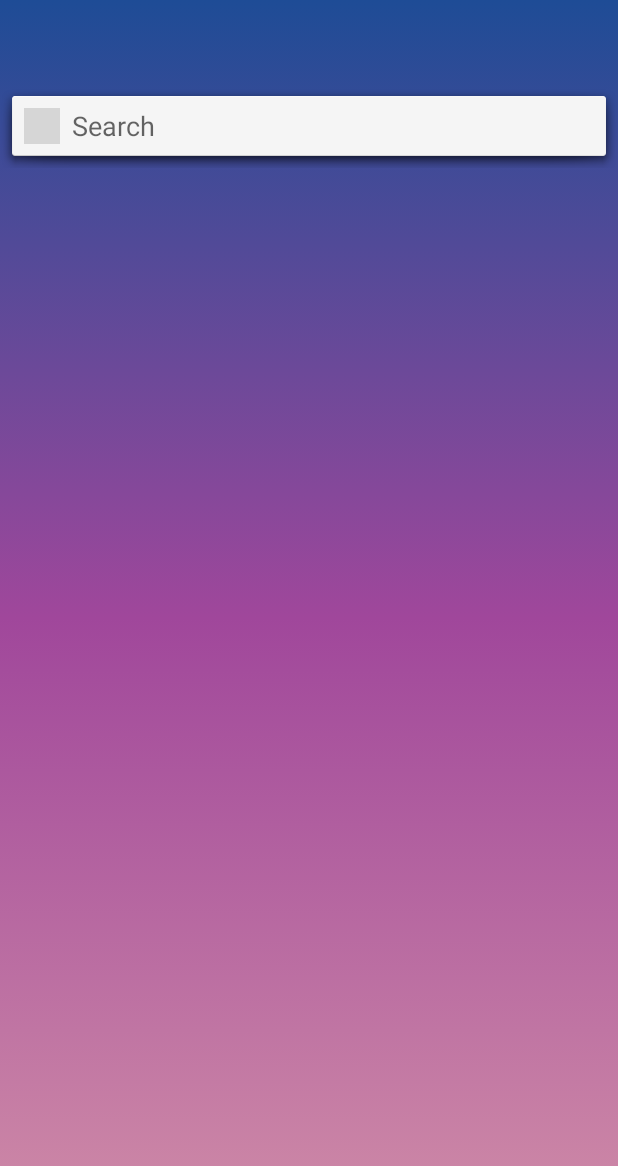
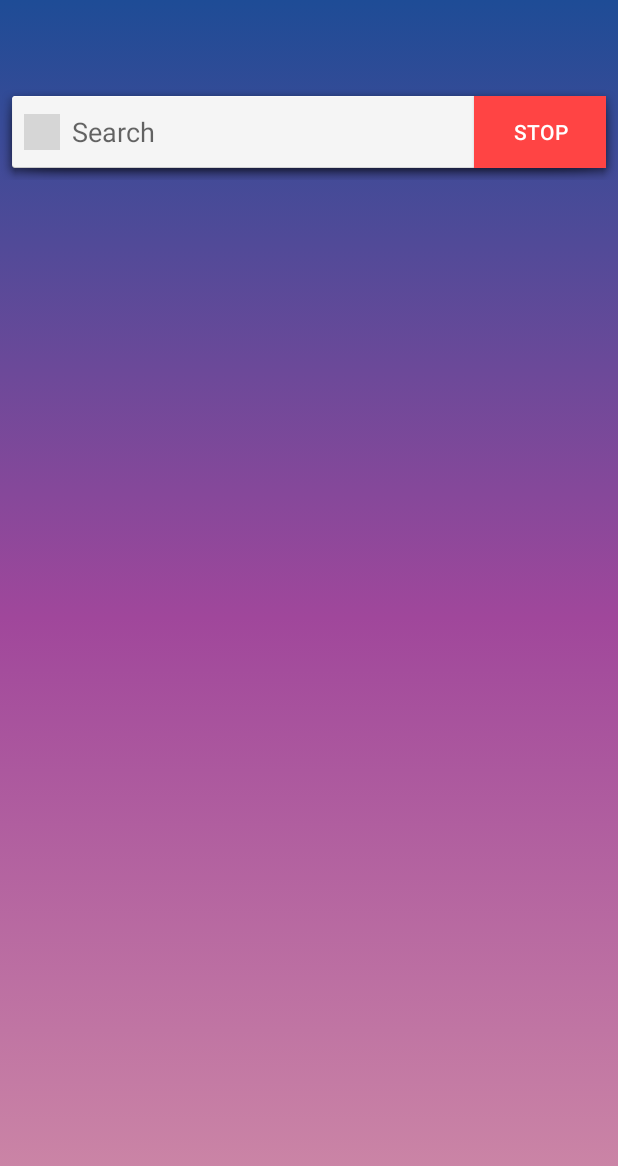
Before and after one commit to romariomkk/GGSearchApp, an Android app: the screen it shows after launch (MainActivity), on a phone screen of 412 x 824 dp. Shown: the top 1166 px of the screen. Run offline under Robolectric (Android 15) with nearby library versions, the phone set to English and light mode, and no system bars; our stand-ins replace Dagger/Hilt's generated code, data binding; libraries missing offline, so code that uses them is left out: com.facebook.stetho; pictures from the network do not load; 1 statement that could not run was skipped; grey boxes are pictures that could not be loaded.

```diff
--- a/app/src/main/java/com/romariomkk/ggsearch/util/Resource.kt
+++ b/app/src/main/java/com/romariomkk/ggsearch/util/Resource.kt
@@ -2,7 +2,7 @@ package com.romariomkk.ggsearch.util
 
 class Resource<out T> private constructor(val status: Status, val data: T?, val exception: Throwable?) {
 
-    enum class Status { LOADING, SUCCESS, ERROR }
+    enum class Status { LOADING, SUCCESS, ERROR, ABORT }
 
     companion object {
 
@@ -18,5 +18,9 @@ class Resource<out T> private constructor(val status: Status, val data: T?, val
             return Resource(Status.ERROR, data, exception)
         }
 
+        fun <T> abort(exception: Throwable? = null, data: T? = null): Resource<T> {
+            return Resource(Status.ABORT, data, exception)
+        }
+
     }
 }
--- a/app/src/main/java/com/romariomkk/ggsearch/view/base/AbsViewModel.kt
+++ b/app/src/main/java/com/romariomkk/ggsearch/view/base/AbsViewModel.kt
@@ -12,6 +12,10 @@ abstract class AbsViewModel: ViewModel() {
         disposables.add(disposable)
     }
 
+    fun remove(disposable: Disposable) {
+        disposables.remove(disposable)
+    }
+
     override fun onCleared() {
         dispose()
         super.onCleared()
--- a/app/src/main/java/com/romariomkk/ggsearch/view/main/MainActivity.kt
+++ b/app/src/main/java/com/romariomkk/ggsearch/view/main/MainActivity.kt
@@ -63,8 +63,6 @@ class MainActivity : AbsActivity<ActivityMainBinding, MainViewModel>() {
             Resource.Status.ERROR -> {
                 if (it.exception?.message == Keys.EMPTY_PREVIOUS_REQUEST) {
                     Toast.makeText(this, "No previous request done", Toast.LENGTH_SHORT).show()
-                } else {
-                    it.exception?.printStackTrace()
                 }
             }
         }
--- a/app/src/main/res/layout-w600dp/activity_main.xml
+++ b/app/src/main/res/layout-w600dp/activity_main.xml
@@ -43,6 +43,7 @@
                 android:layout_marginBottom="@dimen/dp_8"
                 android:layout_marginStart="@dimen/dp_8"
                 android:contentDescription="@null"
+                android:layout_gravity="center_vertical"
                 tools:src="@mipmap/ic_launcher"/>
 
             <androidx.appcompat.widget.AppCompatEditText
@@ -58,6 +59,16 @@
                 android:layout_margin="@dimen/dp_8"
                 android:text="@={vm.queryObservable}"
                 app:onDoneAction="@{() -> vm.searchText()}"/>
+
+            <Button
+                android:id="@+id/btnStopSearch"
+                android:layout_width="wrap_content"
+                android:layout_height="wrap_content"
+                android:background="@android:color/holo_red_light"
+                android:text="@string/stop"
+                android:textColor="@android:color/white"
+                android:visibility="@{vm.searchResultsSource}"
+                android:onClick="@{() -> vm.stopSearch()}"/>
 
         </LinearLayout>
 
--- a/app/src/main/res/layout/activity_main.xml
+++ b/app/src/main/res/layout/activity_main.xml
@@ -43,6 +43,7 @@
                 android:layout_marginBottom="@dimen/dp_8"
                 android:layout_marginStart="@dimen/dp_8"
                 android:contentDescription="@null"
+                android:layout_gravity="center_vertical"
                 tools:src="@mipmap/ic_launcher"/>
 
             <androidx.appcompat.widget.AppCompatEditText
@@ -57,7 +58,17 @@
                 android:maxLines="1"
                 android:layout_margin="@dimen/dp_8"
                 android:text="@={vm.queryObservable}"
-                app:onDoneAction="@{() -> vm.searchText()}" />
+                app:onDoneAction="@{() -> vm.searchText()}"/>
+
+            <Button
+                android:id="@+id/btnStopSearch"
+                android:layout_width="wrap_content"
+                android:layout_height="wrap_content"
+                android:background="@android:color/holo_red_light"
+                android:text="@string/stop"
+                android:textColor="@android:color/white"
+                android:visibility="@{vm.searchResultsSource}"
+                android:onClick="@{() -> vm.stopSearch()}"/>
 
         </LinearLayout>
 
--- a/app/src/main/res/values/strings.xml
+++ b/app/src/main/res/values/strings.xml
@@ -1,4 +1,5 @@
 <resources>
     <string name="app_name">GenesisGoogleSearch</string>
     <string name="hint_search">Search</string>
+    <string name="stop">Stop</string>
 </resources>
```
Also changed, not shown: app/src/main/java/com/romariomkk/ggsearch/core/domain/repo/SearchRepoImpl.kt (+6 -6 lines), app/src/main/java/com/romariomkk/ggsearch/view/base/BindingAdapters.kt (+13 -0 lines), app/src/main/java/com/romariomkk/ggsearch/view/main/MainViewModel.kt (+26 -15 lines).
